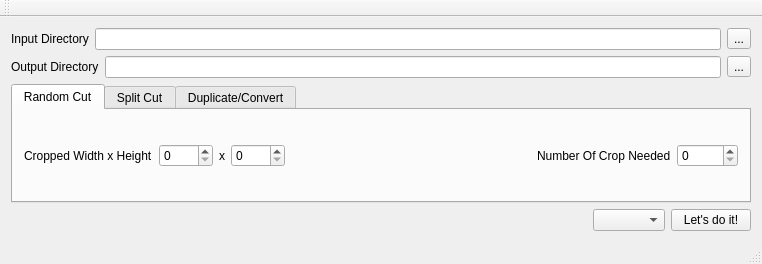
Before: the Qt Designer form mainwindow.ui in windsice/Randomize_Cropper, drawn with Qt 5.
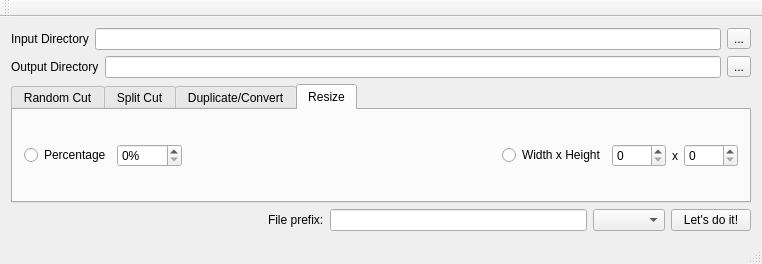
After: the same form once the commit is applied.

Patch:
```diff
--- a/mainwindow.ui
+++ b/mainwindow.ui
@@ -60,7 +60,7 @@
     <item>
      <widget class="QTabWidget" name="tabWidget_SelOp">
       <property name="currentIndex">
-       <number>0</number>
+       <number>3</number>
       </property>
       <widget class="QWidget" name="tab">
        <attribute name="title">
@@ -174,14 +174,17 @@
         <item>
          <layout class="QHBoxLayout" name="horizontalLayout_5">
           <item>
-           <widget class="QLabel" name="label_8">
-            <property name="text">
-             <string>File prefix:</string>
+           <spacer name="horizontalSpacer_4">
+            <property name="orientation">
+             <enum>Qt::Horizontal</enum>
             </property>
-           </widget>
-          </item>
-          <item>
-           <widget class="QLineEdit" name="lineEdit_DupPrefix"/>
+            <property name="sizeHint" stdset="0">
+             <size>
+              <width>40</width>
+              <height>20</height>
+             </size>
+            </property>
+           </spacer>
           </item>
           <item>
            <widget class="QLabel" name="label_7">
@@ -201,10 +204,75 @@
         </item>
        </layout>
       </widget>
+      <widget class="QWidget" name="tab_4">
+       <attribute name="title">
+        <string>Resize</string>
+       </attribute>
+       <layout class="QHBoxLayout" name="horizontalLayout_7">
+        <item>
+         <widget class="QRadioButton" name="radioButton_ResizePer">
+          <property name="text">
+           <string>Percentage</string>
+          </property>
+         </widget>
+        </item>
+        <item>
+         <widget class="QSpinBox" name="spinBox_ResizePer">
+          <property name="suffix">
+           <string>%</string>
+          </property>
+          <property name="maximum">
+           <number>1000</number>
+          </property>
+         </widget>
+        </item>
+        <item>
+         <spacer name="horizontalSpacer_5">
+          <property name="orientation">
+           <enum>Qt::Horizontal</enum>
+          </property>
+          <property name="sizeHint" stdset="0">
+           <size>
+            <width>40</width>
+            <height>20</height>
+           </size>
+          </property>
+         </spacer>
+        </item>
+        <item>
+         <widget class="QRadioButton" name="radioButton_ResizeWH">
+          <property name="text">
+           <string>Width x Height</string>
+          </property>
+         </widget>
+        </item>
+        <item>
+         <widget class="QSpinBox" name="spinBox_ResizeW">
+          <property name="maximum">
+           <number>8000</number>
+          </property>
+         </widget>
+        </item>
+        <item>
+         <widget class="QLabel" name="label_9">
+          <property name="text">
+           <string>x</string>
+          </property>
+         </widget>
+        </item>
+        <item>
+         <widget class="QSpinBox" name="spinBox_ResizeH">
+          <property name="maximum">
+           <number>8000</number>
+          </property>
+         </widget>
+        </item>
+       </layout>
+      </widget>
      </widget>
     </item>
     <item>
-     <layout class="QHBoxLayout" name="horizontalLayout_6" stretch="0,0,0">
+     <layout class="QHBoxLayout" name="horizontalLayout_6" stretch="0,0,0,0,0">
       <item>
        <spacer name="horizontalSpacer">
         <property name="orientation">
@@ -218,6 +286,16 @@
         </property>
        </spacer>
       </item>
+      <item>
+       <widget class="QLabel" name="label_8">
+        <property name="text">
+         <string>File prefix:</string>
+        </property>
+       </widget>
+      </item>
+      <item>
+       <widget class="QLineEdit" name="lineEdit_OutPrefix"/>
+      </item>
       <item>
        <widget class="QComboBox" name="comboBox_fileType"/>
       </item>
```
